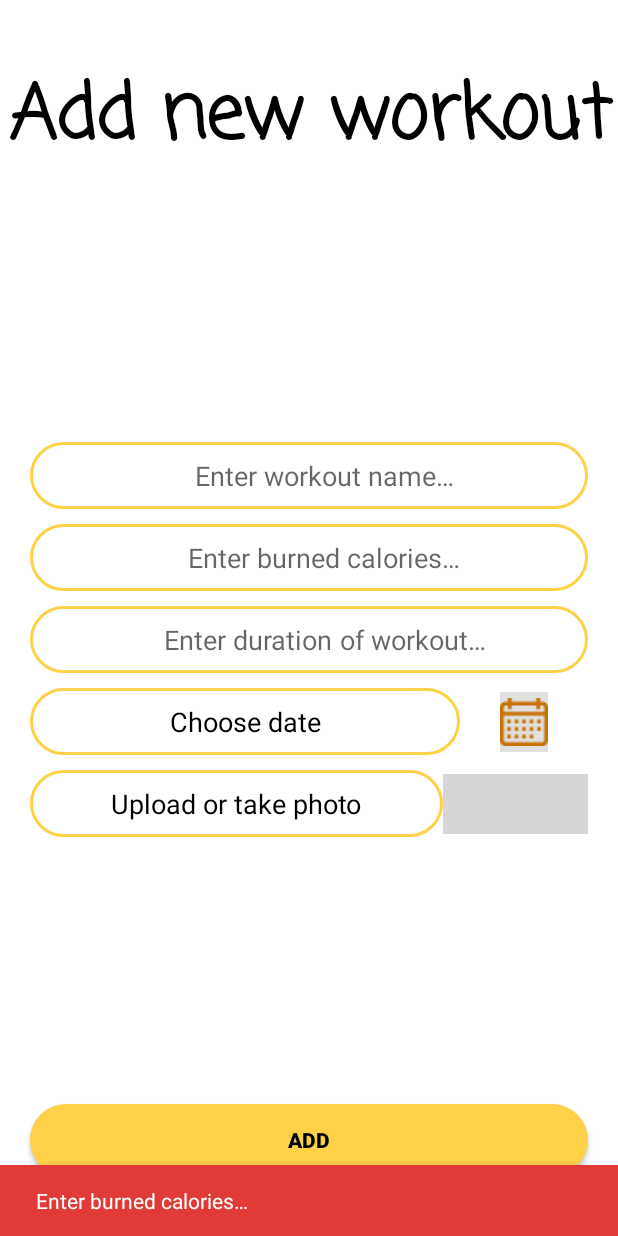
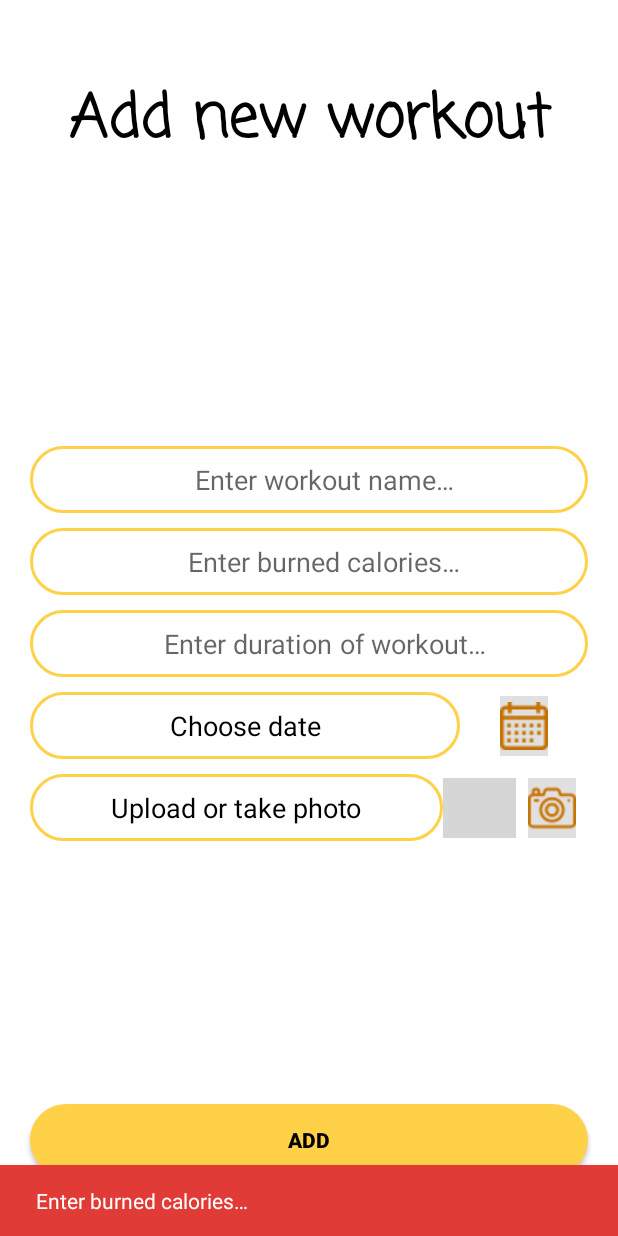
Before and after one commit to macidori98/Workout, an Android app: the fragment AddNewWorkoutFragment placed in its activity, after a tap on "ADD", on a phone screen of 412 x 824 dp. Run offline under Robolectric (Android 15) with nearby library versions, the phone set to English and light mode, and no system bars; 1 other tap on this screen came first; grey boxes are pictures that could not be loaded.

Commit message:
bugs fixed design changes

```diff
--- a/app/src/main/java/com/example/workout/interfaces/IAddNewWorkoutPresenter.java
+++ b/app/src/main/java/com/example/workout/interfaces/IAddNewWorkoutPresenter.java
@@ -2,6 +2,8 @@ package com.example.workout.interfaces;
 
 public interface IAddNewWorkoutPresenter {
     void handleAddNewWorkout(String workoutName, String calories, String dateOfWorkout, String duration);
+
     void failure(int msgId);
+
     void success();
 }
--- a/app/src/main/java/com/example/workout/interfaces/IAddNewWorkoutView.java
+++ b/app/src/main/java/com/example/workout/interfaces/IAddNewWorkoutView.java
@@ -1,5 +1,5 @@
 package com.example.workout.interfaces;
 
-public interface IAddNewWorkoutView extends IError{
+public interface IAddNewWorkoutView extends IError {
     void updateUI();
 }
--- a/app/src/main/java/com/example/workout/presenter/AddNewWorkoutPresenter.java
+++ b/app/src/main/java/com/example/workout/presenter/AddNewWorkoutPresenter.java
@@ -39,7 +39,7 @@ public class AddNewWorkoutPresenter implements IAddNewWorkoutPresenter {
             return;
         }
 
-        if (!dateOfWorkout.matches(GlobalValues.DATE_PATTERN_REGEX)){
+        if (!dateOfWorkout.matches(GlobalValues.DATE_PATTERN_REGEX)) {
             this.addNewWorkoutView.informUserError(R.string.choose_date);
             return;
         }
--- a/app/src/main/java/com/example/workout/presenter/MainActivityPresenter.java
+++ b/app/src/main/java/com/example/workout/presenter/MainActivityPresenter.java
@@ -7,6 +7,7 @@ import androidx.fragment.app.Fragment;
 import com.example.workout.database.FirebaseDb;
 import com.example.workout.interfaces.IMainActivityPresenter;
 import com.example.workout.interfaces.IMainActivityView;
+import com.example.workout.util.GlobalValues;
 import com.example.workout.view.HomeFragment;
 import com.example.workout.view.LoginFragment;
 
@@ -22,10 +23,13 @@ public class MainActivityPresenter implements IMainActivityPresenter {
 
     @Override
     public void handleNextView() {
-        if (FirebaseDb.getInstance().getFirebaseUser() == null) {
-            this.delaying(new LoginFragment());
-        } else {
-            this.delaying(new HomeFragment());
+        if (GlobalValues.CHECK == 0) {
+            GlobalValues.CHECK = GlobalValues.STORAGE_PERMISSION_CODE;
+            if (FirebaseDb.getInstance().getFirebaseUser() == null) {
+                this.delaying(new LoginFragment());
+            } else {
+                this.delaying(new HomeFragment());
+            }
         }
     }
 
--- a/app/src/main/java/com/example/workout/util/GlobalValues.java
+++ b/app/src/main/java/com/example/workout/util/GlobalValues.java
@@ -36,4 +36,6 @@ public class GlobalValues {
     };
 
     public static String CURRENT_SESSION;
+    public static int CHECK = 0;
+
 }
--- a/app/src/main/java/com/example/workout/view/HomeFragment.java
+++ b/app/src/main/java/com/example/workout/view/HomeFragment.java
@@ -18,8 +18,10 @@ import com.google.firebase.auth.FirebaseAuth;
 
 public class HomeFragment extends Fragment {
 
+    public static final String TAG = HomeFragment.class.getSimpleName();
+
     private FloatingActionButton addFloatingActionButton;
-  //  private RecyclerView workoutHistoryRecyclerView;
+    private RecyclerView workoutHistoryRecyclerView;
     private Button logoutButton;
 
     @Nullable
@@ -35,7 +37,7 @@ public class HomeFragment extends Fragment {
 
     private void initializeElements(View view) {
         this.addFloatingActionButton = view.findViewById(R.id.add_new_workout_floatingActionButton);
-      //  this.workoutHistoryRecyclerView = view.findViewById(R.id.workout_history_recyclerview);
+        this.workoutHistoryRecyclerView = view.findViewById(R.id.workout_history_recyclerview);
         this.logoutButton = view.findViewById(R.id.button_test);
     }
 
--- a/app/src/main/java/com/example/workout/view/LoginFragment.java
+++ b/app/src/main/java/com/example/workout/view/LoginFragment.java
@@ -21,6 +21,9 @@ import com.google.android.material.snackbar.Snackbar;
 
 
 public class LoginFragment extends Fragment implements ILoginView {
+
+    public static final String TAG = LoginFragment.class.getSimpleName();
+
 
     private EditText emailEditText, passwordEditText;
     private Button loginButton, signUpButton;
--- a/app/src/main/java/com/example/workout/view/SignUpFragment.java
+++ b/app/src/main/java/com/example/workout/view/SignUpFragment.java
@@ -21,6 +21,9 @@ import com.example.workout.util.Util;
 import com.google.android.material.snackbar.Snackbar;
 
 public class SignUpFragment extends Fragment implements ISignUpView {
+
+    public static final String TAG = SignUpFragment.class.getSimpleName();
+
 
     private EditText emailEditText, usernameEditText, passwordEditText, confirmPasswordEditText;
     private CheckBox termsCheckBox;
--- a/app/src/main/res/layout/add_new_workout_fragment.xml
+++ b/app/src/main/res/layout/add_new_workout_fragment.xml
@@ -10,10 +10,11 @@
         android:layout_height="wrap_content"
         android:layout_marginTop="@dimen/dp40"
         android:fontFamily="casual"
+        android:padding="@dimen/dp10"
         android:text="@string/add_new_workout"
         android:textAlignment="center"
         android:textColor="@color/colorText"
-        android:textSize="@dimen/sp50"
+        android:textSize="@dimen/sp40"
         android:textStyle="bold"
         app:layout_constraintStart_toStartOf="parent"
         app:layout_constraintTop_toTopOf="parent" />
@@ -126,16 +127,16 @@
                     android:layout_width="wrap_content"
                     android:layout_height="@dimen/dp40"
                     android:background="@color/material_on_surface_stroke"
-                    android:src="@drawable/calendar"
-                    app:tint="?colorPrimaryVariant"
                     android:clickable="true"
+                    android:contentDescription="@string/choose_date"
                     android:focusable="true"
                     android:foreground="?android:attr/selectableItemBackground"
+                    android:src="@drawable/calendar"
                     app:layout_constraintBottom_toBottomOf="parent"
                     app:layout_constraintEnd_toEndOf="parent"
                     app:layout_constraintStart_toStartOf="parent"
                     app:layout_constraintTop_toTopOf="parent"
-                    android:contentDescription="@string/choose_date" />
+                    app:tint="?colorPrimaryVariant" />
 
             </androidx.constraintlayout.widget.ConstraintLayout>
 
@@ -145,8 +146,8 @@
             android:layout_width="match_parent"
             android:layout_height="wrap_content"
             android:layout_marginStart="@dimen/dp20"
+            android:layout_marginTop="@dimen/dp10"
             android:layout_marginEnd="@dimen/dp20"
-            android:layout_marginTop="@dimen/dp10"
             android:baselineAligned="false"
             android:orientation="horizontal">
 
@@ -173,16 +174,16 @@
                     app:layout_constraintTop_toTopOf="parent" />
 
                 <ImageView
-                    android:visibility="gone"
-                    android:contentDescription="@string/empty"
-                    android:src="@android:color/holo_red_dark"
                     android:id="@+id/uploaded_image_imageView"
                     android:layout_width="@dimen/dp100"
                     android:layout_height="@dimen/dp100"
+                    android:contentDescription="@string/empty"
+                    android:src="@android:color/holo_red_dark"
+                    android:visibility="gone"
                     app:layout_constraintBottom_toBottomOf="parent"
                     app:layout_constraintEnd_toEndOf="parent"
                     app:layout_constraintStart_toStartOf="parent"
-                    app:layout_constraintTop_toTopOf="parent"/>
+                    app:layout_constraintTop_toTopOf="parent" />
 
             </androidx.constraintlayout.widget.ConstraintLayout>
 
@@ -196,16 +197,16 @@
                     android:layout_width="wrap_content"
                     android:layout_height="@dimen/dp40"
                     android:background="@color/material_on_surface_stroke"
-                    android:src="@drawable/upload"
-                    app:tint="?colorPrimaryVariant"
                     android:clickable="true"
+                    android:contentDescription="@string/choose_date"
                     android:focusable="true"
                     android:foreground="?android:attr/selectableItemBackground"
+                    android:src="@drawable/upload"
                     app:layout_constraintBottom_toBottomOf="parent"
                     app:layout_constraintEnd_toEndOf="parent"
                     app:layout_constraintStart_toStartOf="parent"
                     app:layout_constraintTop_toTopOf="parent"
-                    android:contentDescription="@string/choose_date" />
+                    app:tint="?colorPrimaryVariant" />
 
             </androidx.constraintlayout.widget.ConstraintLayout>
 
@@ -219,16 +220,16 @@
                     android:layout_width="wrap_content"
                     android:layout_height="@dimen/dp40"
                     android:background="@color/material_on_surface_stroke"
-                    android:src="@drawable/camera"
-                    app:tint="?colorPrimaryVariant"
                     android:clickable="true"
+                    android:contentDescription="@string/choose_date"
                     android:focusable="true"
                     android:foreground="?android:attr/selectableItemBackground"
+                    android:src="@drawable/camera"
                     app:layout_constraintBottom_toBottomOf="parent"
                     app:layout_constraintEnd_toEndOf="parent"
                     app:layout_constraintStart_toStartOf="parent"
                     app:layout_constraintTop_toTopOf="parent"
-                    android:contentDescription="@string/choose_date" />
+                    app:tint="?colorPrimaryVariant" />
 
             </androidx.constraintlayout.widget.ConstraintLayout>
 
--- a/app/src/main/res/layout/signup_fragment.xml
+++ b/app/src/main/res/layout/signup_fragment.xml
@@ -13,7 +13,7 @@
         android:text="@string/sign_up"
         android:textAlignment="center"
         android:textColor="@color/colorText"
-        android:textSize="@dimen/sp50"
+        android:textSize="@dimen/sp40"
         android:textStyle="bold"
         app:layout_constraintStart_toStartOf="parent"
         app:layout_constraintTop_toTopOf="parent" />
@@ -127,8 +127,8 @@
             android:layout_height="wrap_content"
             android:layout_marginStart="@dimen/dp20"
             android:layout_marginEnd="@dimen/dp20"
+            android:layout_marginBottom="@dimen/dp10"
             android:buttonTint="?colorPrimaryVariant"
-            android:layout_marginBottom="@dimen/dp10"
             android:text="@string/accept_terms_and_conditions"
             android:textAlignment="center"
             android:textColor="@color/colorText"
--- /dev/null
+++ b/app/src/main/res/xml/provider_paths.xml
@@ -0,0 +1,6 @@
+<?xml version="1.0" encoding="utf-8"?>
+<paths>
+    <external-path
+        name="external_files"
+        path="*"/>
+</paths>
```
Also changed, not shown: app/src/main/AndroidManifest.xml (+10 -0 lines), app/src/main/java/com/example/workout/activity/MainActivity.java (+0 -7 lines), app/src/main/java/com/example/workout/database/FirebaseDb.java (+5 -9 lines), app/src/main/java/com/example/workout/util/FragmentNavigation.java (+3 -4 lines), app/src/main/java/com/example/workout/view/AddNewWorkoutFragment.java (+14 -15 lines), app/src/main/res/layout/workout_history_fragment.xml (+7 -7 lines), app/src/main/res/drawable/camera.png (added).
